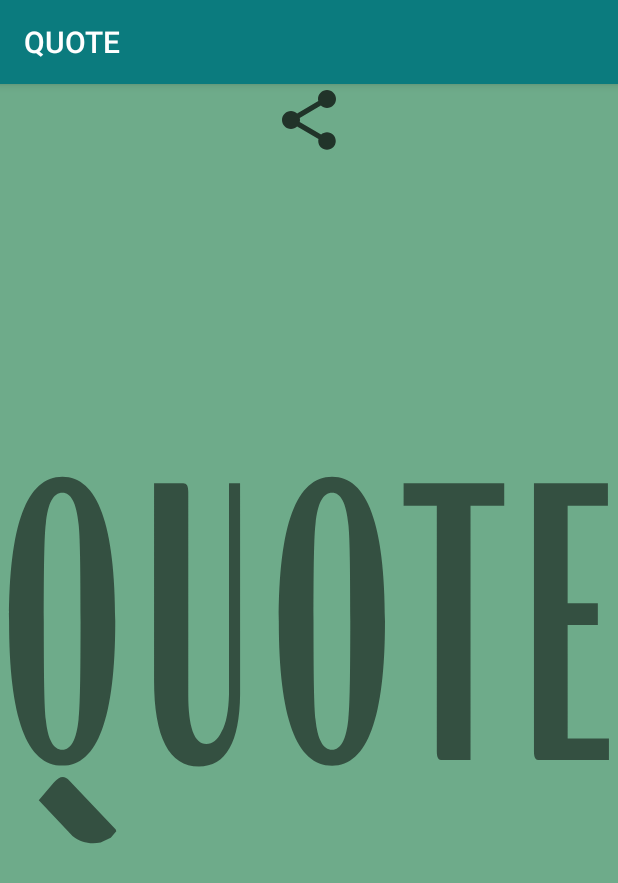
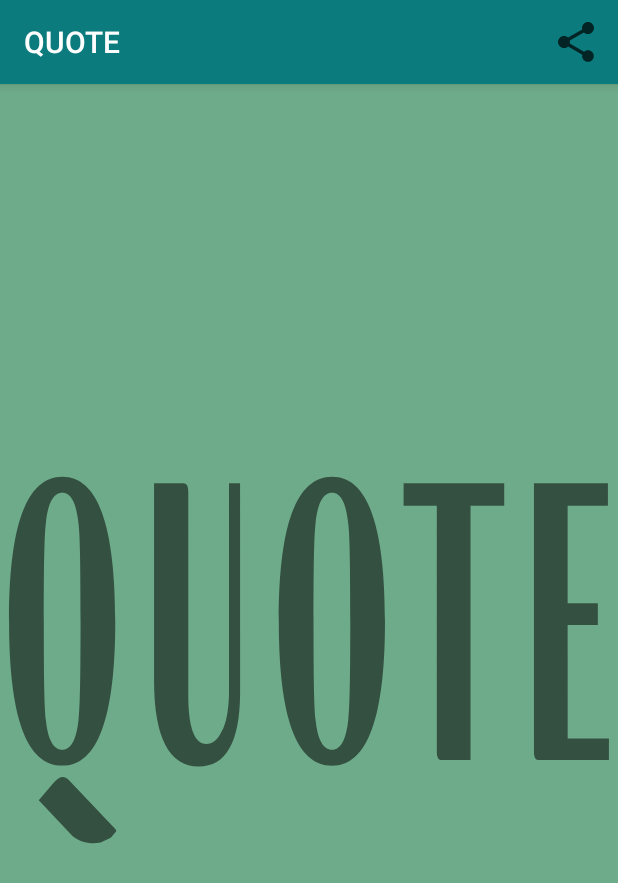
Before and after one commit to PoojanParikh/Quotes-App-Task, an Android app: the FullQuotePage screen opened directly, with no data from a screen before it, on a phone screen of 412 x 824 dp. Shown: the top 883 px of the screen. Run offline under Robolectric (Android 15) with nearby library versions, the phone set to English and light mode, and no system bars.

Commit message:
Changed Share Button from Full Quote Page to Menu

```diff
--- a/app/src/main/java/com/poojan/quote/FullQuotePage.java
+++ b/app/src/main/java/com/poojan/quote/FullQuotePage.java
@@ -3,6 +3,8 @@ package com.poojan.quote;
 import android.content.Intent;
 import android.os.Bundle;
 import android.support.v7.app.AppCompatActivity;
+import android.view.Menu;
+import android.view.MenuItem;
 import android.view.View;
 import android.widget.ImageView;
 import android.widget.TextView;
@@ -25,7 +27,7 @@ public class FullQuotePage extends AppCompatActivity {
 
         quoteText.setText(quote);
 
-        shareImage = (ImageView) findViewById(R.id.share_image);
+        /*shareImage = (ImageView) findViewById(R.id.share_image);
 
         shareImage.setOnClickListener(new View.OnClickListener() {
             @Override
@@ -38,7 +40,40 @@ public class FullQuotePage extends AppCompatActivity {
                 shareIntent.putExtra(Intent.EXTRA_TEXT, quotes);
                 startActivity(Intent.createChooser(shareIntent, "Share using"));
             }
-        });
+        });*/
     }
 
+    @Override
+    public boolean onCreateOptionsMenu(Menu menu) {
+
+        getMenuInflater().inflate(R.menu.action_bar_menu,menu);
+
+        return true;
+    }
+
+    @Override
+    public boolean onOptionsItemSelected(MenuItem item) {
+
+        switch(item.getItemId()){
+            case R.id.share_icon: {
+                /*Share.setOnClickListener(new View.OnClickListener() {
+                    @Override
+                    public void onClick(View view) {*/
+                        Intent shareIntent = new Intent();
+
+                        shareIntent.setType("text/plain");
+                        Intent intent = getIntent();
+                        final String quotes = intent.getStringExtra("Quotes");
+                        shareIntent.putExtra(Intent.EXTRA_TEXT, quotes);
+                        startActivity(Intent.createChooser(shareIntent, "Share using"));
+                   /* }
+                });*/
+                return true;
+            }
+
+    }
+
+        return super.onOptionsItemSelected(item);
 }
+
+}
--- a/app/src/main/res/layout/activity_full_quote_page.xml
+++ b/app/src/main/res/layout/activity_full_quote_page.xml
@@ -4,18 +4,6 @@
     android:layout_height="match_parent"
     android:background="@drawable/ic_quote_green">
 
-    <LinearLayout
-        android:layout_width="match_parent"
-        android:layout_height="wrap_content"
-        android:gravity="center">
-
-        <ImageView
-            android:layout_width="wrap_content"
-            android:layout_height="match_parent"
-            android:id="@+id/share_image"
-            android:src="@drawable/ic_share_black_24dp" />
-
-    </LinearLayout>
 
     <LinearLayout
         android:layout_width="match_parent"
--- /dev/null
+++ b/app/src/main/res/menu/action_bar_menu.xml
@@ -0,0 +1,12 @@
+<?xml version="1.0" encoding="utf-8"?>
+<menu xmlns:android="http://schemas.android.com/apk/res/android"
+    xmlns:app="http://schemas.android.com/apk/res-auto">
+
+    <item
+        android:title="Share"
+        android:icon="@drawable/ic_share_black_24dp"
+        android:id="@+id/share_icon"
+       app:showAsAction="always"/>
+
+
+</menu>
```
